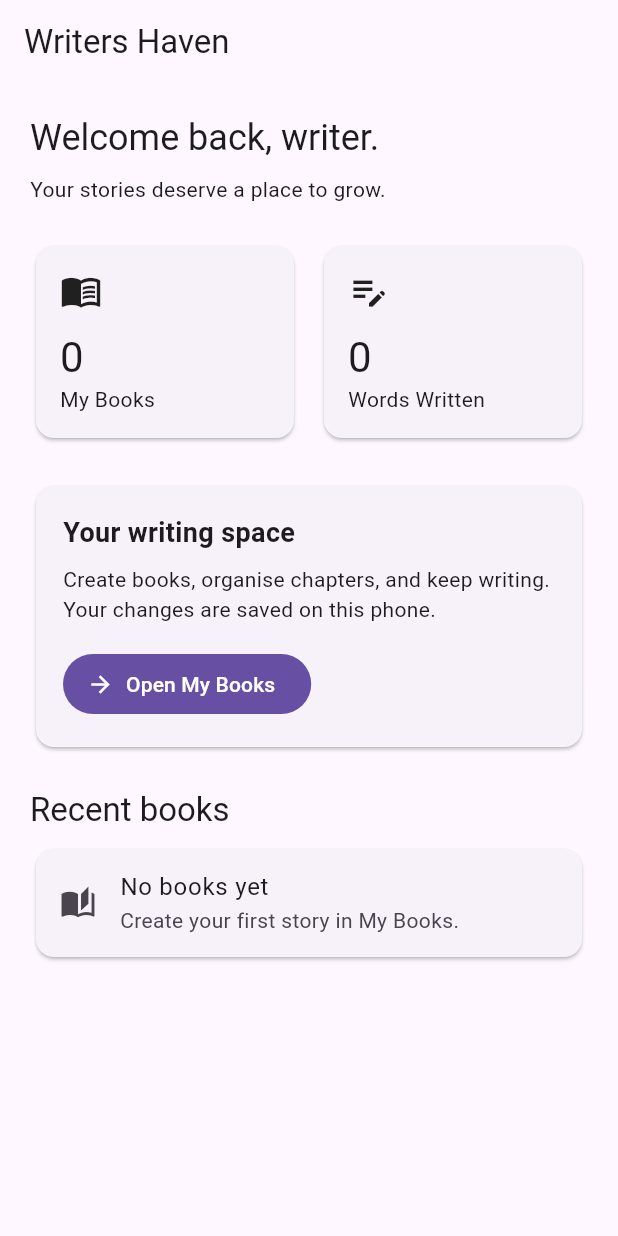
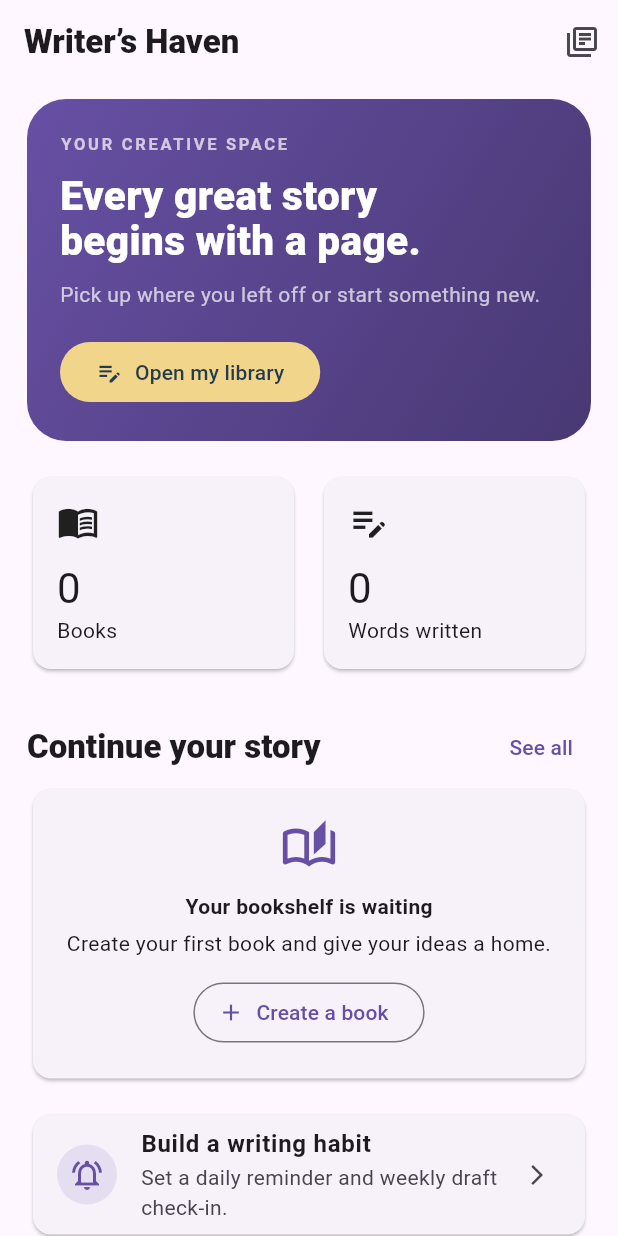
Before and after one commit to raymondcjohnson9-star/Writer-s-Haven, a Flutter app: the HomeScreen screen opened directly with empty values, on a phone screen of 412 x 824 dp. Run offline on Flutter 3.47's test engine with Material 3 defaults, Android fonts, the phone set to English and light mode, and no system bars; our stand-ins replace flutter_local_notifications, flutter_timezone, shared_preferences, supabase_flutter, timezone; accounts and stored records are empty.

Commit message:
Refresh writing dashboard and add local reminders

```diff
--- a/lib/main.dart
+++ b/lib/main.dart
@@ -7,6 +7,7 @@ import 'package:shared_preferences/shared_preferences.dart';
 import 'package:supabase_flutter/supabase_flutter.dart';
 
 import 'auth_gate.dart';
+import 'reminder_center_screen.dart';
 
 const String supabaseUrl = String.fromEnvironment('SUPABASE_URL');
 const String supabasePublishableKey = String.fromEnvironment('SUPABASE_PUBLISHABLE_KEY');
@@ -35,7 +36,7 @@ class HavenTheme {
 }
 
 const List<HavenTheme> havenThemes = [
-  HavenTheme('Royal Purple', Color(0xFF7045A5), Brightness.light),
+  HavenTheme('Ink & Gold', Color(0xFF243B50), Brightness.light),
   HavenTheme('Emerald Garden', Color(0xFF16866A), Brightness.light),
   HavenTheme('Midnight Blue', Color(0xFF243B64), Brightness.light),
   HavenTheme('Rose Blush', Color(0xFFCE718D), Brightness.light),
@@ -331,11 +332,7 @@ class _WritersHavenAppState extends State<WritersHavenApp> {
         onUpdateChapterTitle: updateChapterTitle,
         onUpdateChapterContent: updateChapterContent,
       ),
-      const SimpleScreen(
-        title: 'Calendar',
-        subtitle: 'Your writing schedule will live here.',
-        icon: Icons.calendar_month,
-      ),
+      ReminderCenterScreen(books: books),
       const SimpleScreen(
         title: 'Ideas',
         subtitle: 'Keep your story ideas organised.',
@@ -387,9 +384,9 @@ class _WritersHavenAppState extends State<WritersHavenApp> {
                     label: 'My Books',
                   ),
                   NavigationDestination(
-                    icon: Icon(Icons.calendar_month_outlined),
-                    selectedIcon: Icon(Icons.calendar_month),
-                    label: 'Calendar',
+                    icon: Icon(Icons.notifications_none),
+                    selectedIcon: Icon(Icons.notifications_active),
+                    label: 'Reminders',
                   ),
                   NavigationDestination(
                     icon: Icon(Icons.lightbulb_outline),
@@ -413,107 +410,91 @@ class _WritersHavenAppState extends State<WritersHavenApp> {
 class HomeScreen extends StatelessWidget {
   final List<Book> books;
   final VoidCallback onOpenBooks;
-
-  const HomeScreen({
-    super.key,
-    required this.books,
-    required this.onOpenBooks,
-  });
+  const HomeScreen({super.key, required this.books, required this.onOpenBooks});
 
   @override
   Widget build(BuildContext context) {
-    final totalWords = books.fold<int>(
-      0,
-      (total, book) => total + book.totalWords,
-    );
-
+    final totalWords = books.fold<int>(0, (sum, book) => sum + book.totalWords);
+    final recent = books.reversed.take(3).toList();
+    final accent = Theme.of(context).colorScheme.primary;
     return Scaffold(
-      appBar: AppBar(title: const Text('Writers Haven')),
+      appBar: AppBar(
+        title: const Text('Writer’s Haven', style: TextStyle(fontWeight: FontWeight.w800)),
+        actions: [IconButton(onPressed: onOpenBooks, icon: const Icon(Icons.library_books_outlined), tooltip: 'My library')],
+      ),
       body: ListView(
-        padding: const EdgeInsets.all(20),
+        padding: const EdgeInsets.fromLTRB(18, 10, 18, 28),
         children: [
-          Text(
-            'Welcome back, writer.',
-            style: Theme.of(context).textTheme.headlineSmall,
-          ),
-          const SizedBox(height: 8),
-          const Text('Your stories deserve a place to grow.'),
-          const SizedBox(height: 24),
-          Row(
-            children: [
-              Expanded(
-                child: _StatCard(
-                  label: 'My Books',
-                  value: '${books.length}',
-                  icon: Icons.menu_book,
-                ),
-              ),
-              const SizedBox(width: 12),
-              Expanded(
-                child: _StatCard(
-                  label: 'Words Written',
-                  value: '$totalWords',
-                  icon: Icons.edit_note,
-                ),
-              ),
-            ],
-          ),
-          const SizedBox(height: 24),
-          Card(
-            child: Padding(
-              padding: const EdgeInsets.all(18),
-              child: Column(
-                crossAxisAlignment: CrossAxisAlignment.start,
-                children: [
-                  const Text(
-                    'Your writing space',
-                    style: TextStyle(
-                      fontSize: 18,
-                      fontWeight: FontWeight.bold,
-                    ),
-                  ),
-                  const SizedBox(height: 8),
-                  const Text(
-                    'Create books, organise chapters, and keep writing. '
-                    'Your changes are saved on this phone.',
-                  ),
-                  const SizedBox(height: 16),
-                  FilledButton.icon(
-                    onPressed: onOpenBooks,
-                    icon: const Icon(Icons.arrow_forward),
-                    label: const Text('Open My Books'),
-                  ),
-                ],
+          Container(
+            padding: const EdgeInsets.all(22),
+            decoration: BoxDecoration(
+              borderRadius: BorderRadius.circular(26),
+              gradient: LinearGradient(
+                begin: Alignment.topLeft, end: Alignment.bottomRight,
+                colors: [accent, Color.lerp(accent, Colors.black, 0.3)!],
               ),
             ),
+            child: Column(crossAxisAlignment: CrossAxisAlignment.start, children: [
+              const Text('YOUR CREATIVE SPACE', style: TextStyle(color: Colors.white70, fontSize: 11, letterSpacing: 1.8, fontWeight: FontWeight.w700)),
+              const SizedBox(height: 12),
+              const Text('Every great story\nbegins with a page.', style: TextStyle(color: Colors.white, fontSize: 27, height: 1.12, fontWeight: FontWeight.w800)),
+              const SizedBox(height: 10),
+              const Text('Pick up where you left off or start something new.', style: TextStyle(color: Colors.white70)),
+              const SizedBox(height: 18),
+              FilledButton(
+                style: FilledButton.styleFrom(backgroundColor: const Color(0xFFF1D58A), foregroundColor: const Color(0xFF243B50)),
+                onPressed: onOpenBooks,
+                child: const Row(mainAxisSize: MainAxisSize.min, children: [Icon(Icons.edit_note), SizedBox(width: 8), Text('Open my library')]),
+              ),
+            ]),
           ),
+          const SizedBox(height: 20),
+          Row(children: [
+            Expanded(child: _StatCard(label: 'Books', value: '${books.length}', icon: Icons.menu_book)),
+            const SizedBox(width: 12),
+            Expanded(child: _StatCard(label: 'Words written', value: '$totalWords', icon: Icons.edit_note)),
+          ]),
           const SizedBox(height: 24),
-          Text(
-            'Recent books',
-            style: Theme.of(context).textTheme.titleLarge,
-          ),
-          const SizedBox(height: 8),
-          if (books.isEmpty)
-            const Card(
+          Row(mainAxisAlignment: MainAxisAlignment.spaceBetween, children: [
+            Text('Continue your story', style: Theme.of(context).textTheme.titleLarge?.copyWith(fontWeight: FontWeight.w800)),
+            TextButton(onPressed: onOpenBooks, child: const Text('See all')),
+          ]),
+          if (recent.isEmpty)
+            Card(child: Padding(
+              padding: const EdgeInsets.all(20),
+              child: Column(children: [
+                Icon(Icons.auto_stories_outlined, size: 38, color: accent),
+                const SizedBox(height: 10),
+                const Text('Your bookshelf is waiting', style: TextStyle(fontWeight: FontWeight.w700)),
+                const SizedBox(height: 5),
+                const Text('Create your first book and give your ideas a home.', textAlign: TextAlign.center),
+                const SizedBox(height: 12),
+                OutlinedButton.icon(onPressed: onOpenBooks, icon: const Icon(Icons.add), label: const Text('Create a book')),
+              ]),
+            ))
+          else
+            ...recent.map((book) => Card(
               child: ListTile(
-                leading: Icon(Icons.auto_stories),
-                title: Text('No books yet'),
-                subtitle: Text('Create your first story in My Books.'),
+                contentPadding: const EdgeInsets.symmetric(horizontal: 16, vertical: 8),
+                leading: Container(
+                  width: 48, height: 58,
+                  decoration: BoxDecoration(color: accent.withOpacity(0.12), borderRadius: BorderRadius.circular(10)),
+                  child: Icon(Icons.menu_book_rounded, color: accent),
+                ),
+                title: Text(book.title, maxLines: 1, overflow: TextOverflow.ellipsis, style: const TextStyle(fontWeight: FontWeight.w700)),
+                subtitle: Text('${book.chapters.length} chapters • ${book.totalWords} words'),
+                trailing: const Icon(Icons.chevron_right),
+                onTap: onOpenBooks,
               ),
-            )
-          else
-            ...books.reversed.take(3).map(
-                  (book) => Card(
-                    child: ListTile(
-                      leading: const Icon(Icons.menu_book),
-                      title: Text(book.title),
-                      subtitle: Text(
-                        '${book.chapters.length} chapters · '
-                        '${book.totalWords} words',
-                      ),
-                    ),
-                  ),
-                ),
+            )),
+          const SizedBox(height: 16),
+          Card(child: ListTile(
+            leading: CircleAvatar(backgroundColor: accent.withOpacity(0.12), child: Icon(Icons.notifications_active_outlined, color: accent)),
+            title: const Text('Build a writing habit', style: TextStyle(fontWeight: FontWeight.w700)),
+            subtitle: const Text('Set a daily reminder and weekly draft check-in.'),
+            trailing: const Icon(Icons.arrow_forward_ios, size: 16),
+            onTap: onOpenBooks,
+          )),
         ],
       ),
     );
--- /dev/null
+++ b/lib/reminder_center_screen.dart
@@ -0,0 +1,174 @@
+import 'package:flutter/material.dart';
+import 'package:flutter_local_notifications/flutter_local_notifications.dart';
+import 'package:flutter_timezone/flutter_timezone.dart';
+import 'package:shared_preferences/shared_preferences.dart';
+import 'package:timezone/data/latest_all.dart' as tz_data;
+import 'package:timezone/timezone.dart' as tz;
+import 'main.dart';
+
+class ReminderCenterScreen extends StatefulWidget {
+  final List<Book> books;
+  const ReminderCenterScreen({super.key, required this.books});
+  @override
+  State<ReminderCenterScreen> createState() => _ReminderCenterScreenState();
+}
+
+class _ReminderCenterScreenState extends State<ReminderCenterScreen> {
+  final plugin = FlutterLocalNotificationsPlugin();
+  bool daily = false, draft = false, ready = false, saving = false;
+  TimeOfDay dailyTime = const TimeOfDay(hour: 19, minute: 0);
+  TimeOfDay draftTime = const TimeOfDay(hour: 18, minute: 0);
+
+  @override
+  void initState() { super.initState(); _load(); }
+
+  Future<void> _init() async {
+    if (ready) return;
+    tz_data.initializeTimeZones();
+    final zone = await FlutterTimezone.getLocalTimezone();
+    tz.setLocalLocation(tz.getLocation(zone.identifier));
+    await plugin.initialize(settings: const InitializationSettings(
+      android: AndroidInitializationSettings('@mipmap/ic_launcher'),
+    ));
+    ready = true;
+  }
+
+  Future<void> _load() async {
+    try {
+      await _init();
+      final p = await SharedPreferences.getInstance();
+      if (!mounted) return;
+      setState(() {
+        daily = p.getBool('haven_daily_reminder') ?? false;
+        draft = p.getBool('haven_draft_reminder') ?? false;
+        dailyTime = TimeOfDay(hour: p.getInt('haven_daily_hour') ?? 19, minute: p.getInt('haven_daily_minute') ?? 0);
+        draftTime = TimeOfDay(hour: p.getInt('haven_draft_hour') ?? 18, minute: p.getInt('haven_draft_minute') ?? 0);
+      });
+    } catch (e) { debugPrint('Reminder initialisation failed: $e'); }
+  }
+
+  tz.TZDateTime _next(TimeOfDay t, {int? weekday}) {
+    final now = tz.TZDateTime.now(tz.local);
+    var date = tz.TZDateTime(tz.local, now.year, now.month, now.day, t.hour, t.minute);
+    if (weekday == null) {
+      if (!date.isAfter(now)) date = date.add(const Duration(days: 1));
+    } else {
+      final days = (weekday - now.weekday) % 7;
+      date = date.add(Duration(days: days));
+      if (!date.isAfter(now)) date = date.add(const Duration(days: 7));
+    }
+    return date;
+  }
+
+  Future<void> _pick(bool isDraft) async {
+    final result = await showTimePicker(context: context, initialTime: isDraft ? draftTime : dailyTime);
+    if (result != null) setState(() { if (isDraft) { draftTime = result; } else { dailyTime = result; } });
+  }
+
+  Future<void> _save() async {
+    setState(() => saving = true);
+    try {
+      await _init();
+      if (daily || (draft && widget.books.isNotEmpty)) {
+        final android = plugin.resolvePlatformSpecificImplementation<AndroidFlutterLocalNotificationsPlugin>();
+        final allowed = await android?.requestNotificationsPermission() ?? true;
+        if (!allowed) throw Exception('Notification permission was not granted');
+      }
+      await plugin.cancel(id: 7101);
+      await plugin.cancel(id: 7102);
+      const dailyDetails = NotificationDetails(android: AndroidNotificationDetails(
+        'haven_daily_writing', 'Daily writing',
+        channelDescription: 'A daily reminder to write',
+        importance: Importance.defaultImportance, priority: Priority.defaultPriority,
+      ));
+      const draftDetails = NotificationDetails(android: AndroidNotificationDetails(
+        'haven_draft_checkin', 'Draft check-ins',
+        channelDescription: 'A weekly reminder to revisit unfinished drafts',
+        importance: Importance.defaultImportance, priority: Priority.defaultPriority,
+      ));
+      if (daily) {
+        await plugin.zonedSchedule(
+          id: 7101, title: 'A little time for your story',
+          body: 'Open Writer’s Haven and add a few words today.',
+          scheduledDate: _next(dailyTime), notificationDetails: dailyDetails,
+          androidScheduleMode: AndroidScheduleMode.inexactAllowWhileIdle,
+          matchDateTimeComponents: DateTimeComponents.time,
+        );
+      }
+      if (draft && widget.books.isNotEmpty) {
+        await plugin.zonedSchedule(
+          id: 7102, title: 'Your drafts are waiting',
+          body: 'Take a moment to revisit one of your books in progress.',
+          scheduledDate: _next(draftTime, weekday: DateTime.monday),
+          notificationDetails: draftDetails,
+          androidScheduleMode: AndroidScheduleMode.inexactAllowWhileIdle,
+          matchDateTimeComponents: DateTimeComponents.dayOfWeekAndTime,
+        );
+      }
+      final p = await SharedPreferences.getInstance();
+      await p.setBool('haven_daily_reminder', daily);
+      await p.setBool('haven_draft_reminder', draft);
+      await p.setInt('haven_daily_hour', dailyTime.hour);
+      await p.setInt('haven_daily_minute', dailyTime.minute);
+      await p.setInt('haven_draft_hour', draftTime.hour);
+      await p.setInt('haven_draft_minute', draftTime.minute);
+      if (mounted) ScaffoldMessenger.of(context).showSnackBar(const SnackBar(content: Text('Reminder settings saved on this device.')));
+    } catch (e) {
+      debugPrint('Reminder scheduling failed: $e');
+      if (mounted) ScaffoldMessenger.of(context).showSnackBar(const SnackBar(content: Text('Could not save reminders. Check notification permission and try again.')));
+    } finally { if (mounted) setState(() => saving = false); }
+  }
+
+  String _time(TimeOfDay t) => t.format(context);
+
+  @override
+  Widget build(BuildContext context) {
+    final accent = Theme.of(context).colorScheme.primary;
+    return Scaffold(
+      appBar: AppBar(title: const Text('Writing reminders')),
+      body: ListView(padding: const EdgeInsets.all(18), children: [
+        Container(
+          padding: const EdgeInsets.all(20),
+          decoration: BoxDecoration(color: accent, borderRadius: BorderRadius.circular(24)),
+          child: const Column(crossAxisAlignment: CrossAxisAlignment.start, children: [
+            Icon(Icons.notifications_active_outlined, color: Colors.white, size: 30),
+            SizedBox(height: 12),
+            Text('Make space for your stories', style: TextStyle(color: Colors.white, fontSize: 22, fontWeight: FontWeight.w800)),
+            SizedBox(height: 6),
+            Text('Gentle reminders help you return to the page.', style: TextStyle(color: Colors.white70)),
+          ]),
+        ),
+        const SizedBox(height: 18),
+        Card(child: Column(children: [
+          SwitchListTile(
+            value: daily, onChanged: (v) => setState(() => daily = v),
+            secondary: const Icon(Icons.wb_sunny_outlined),
+            title: const Text('Daily writing reminder', style: TextStyle(fontWeight: FontWeight.w700)),
+            subtitle: const Text('Get a nudge every day at your chosen time.'),
+          ),
+          if (daily) ListTile(title: const Text('Reminder time'), trailing: TextButton(onPressed: () => _pick(false), child: Text(_time(dailyTime)))),
+        ])),
+        const SizedBox(height: 12),
+        Card(child: Column(children: [
+          SwitchListTile(
+            value: draft, onChanged: (v) => setState(() => draft = v),
+            secondary: const Icon(Icons.menu_book_outlined),
+            title: const Text('Unfinished draft check-in', style: TextStyle(fontWeight: FontWeight.w700)),
+            subtitle: const Text('A weekly Monday reminder to revisit your books.'),
+          ),
+          if (draft) ListTile(title: const Text('Check-in time'), trailing: TextButton(onPressed: () => _pick(true), child: Text(_time(draftTime)))),
+          if (draft && widget.books.isEmpty)
+            const Padding(padding: EdgeInsets.fromLTRB(16, 0, 16, 12), child: Text('Create a book first; the weekly reminder will start once you have one.', style: TextStyle(fontSize: 12))),
+        ])),
+        const SizedBox(height: 18),
+        FilledButton.icon(
+          onPressed: saving ? null : _save,
+          icon: saving ? const SizedBox(width: 18, height: 18, child: CircularProgressIndicator(strokeWidth: 2)) : const Icon(Icons.check),
+          label: Text(saving ? 'Saving…' : 'Save reminders'),
+        ),
+        const SizedBox(height: 12),
+        const Text('Reminders run on this device using its local time. Android may deliver inexact reminders a little later. You can change or turn them off here.', textAlign: TextAlign.center, style: TextStyle(fontSize: 12, color: Colors.grey)),
+      ]),
+    );
+  }
+}
--- a/pubspec.yaml
+++ b/pubspec.yaml
@@ -12,6 +12,9 @@ dependencies:
   cupertino_icons: ^1.0.8
   shared_preferences: ^2.3.2
   supabase_flutter: ^2.9.1
+  flutter_local_notifications: ^22.3.3
+  timezone: ^0.10.1
+  flutter_timezone: ^5.1.1
 
 dev_dependencies:
   flutter_test:
```
Also changed, not shown: 2 other files.
